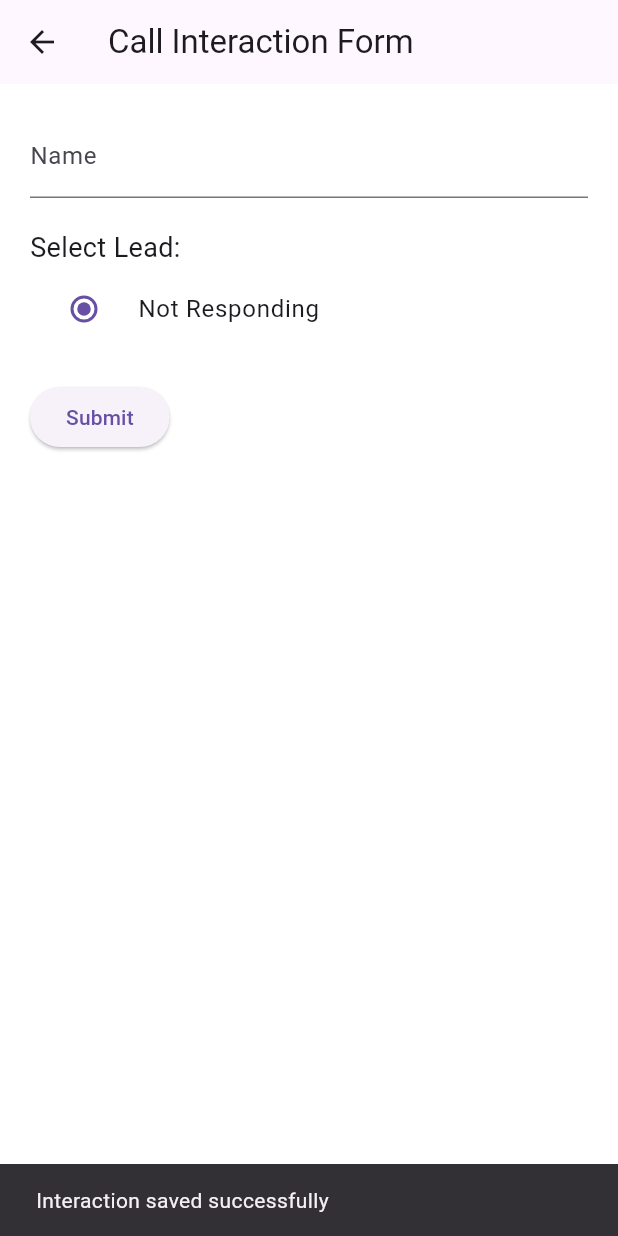
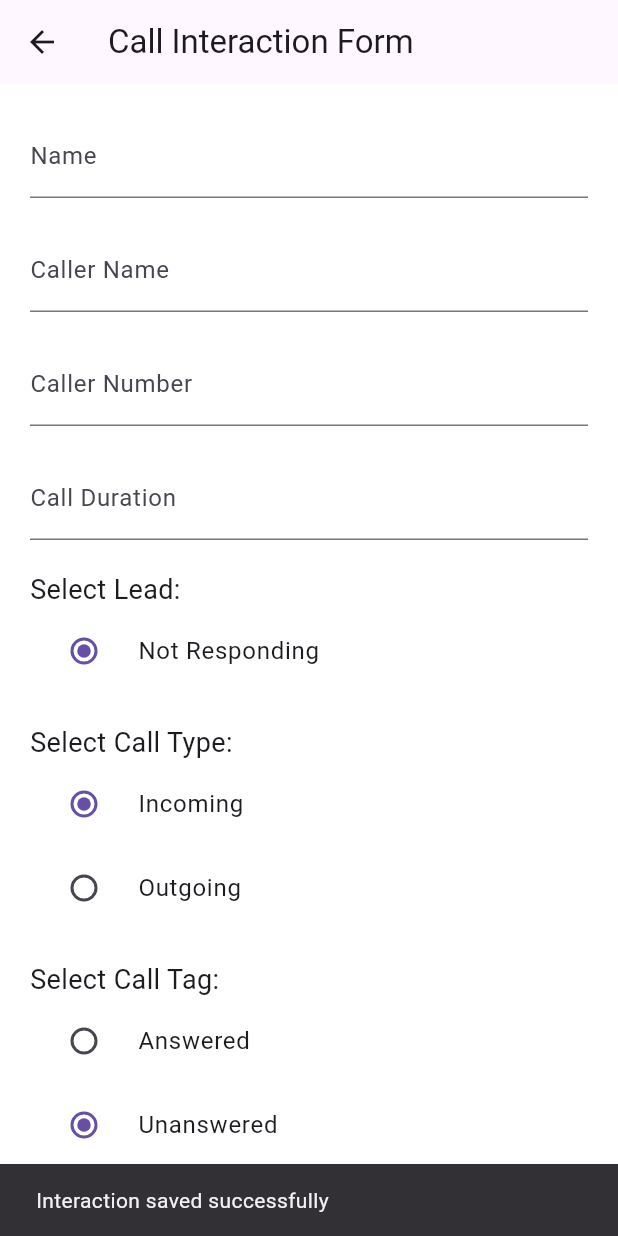
Before and after one commit to CalebVoila/VoilaCall, a Flutter app: the VoilaCallScreen screen opened directly, after a tap on "Submit", on a phone screen of 412 x 824 dp. Run offline on Flutter 3.47's test engine with Material 3 defaults, Android fonts, the phone set to English and light mode, and no system bars; our stand-ins replace pie_chart, shared_preferences, sqflite; missing offline and left inert: call_log, flutter_phone_direct_caller; accounts and stored records are empty.

Commit message:
duration

```diff
--- a/lib/screens/voila_call_screen.dart
+++ b/lib/screens/voila_call_screen.dart
@@ -1,5 +1,6 @@
 import 'package:flutter/material.dart';
 import 'package:voila_call_dummy/widgets/database_helper.dart';
+import 'package:call_log/call_log.dart';
 
 class VoilaCallScreen extends StatefulWidget {
   final String phoneNumber;
@@ -19,6 +20,56 @@ class _VoilaCallScreenState extends State<VoilaCallScreen> {
   String selectedCallType = 'incoming';
   String selectedCallTag = 'unanswered';
   TextEditingController nameController = TextEditingController();
+  TextEditingController callerNameController = TextEditingController();
+  TextEditingController callerNumberController = TextEditingController();
+  TextEditingController callDurationController = TextEditingController();
+  int duration = 0;
+
+  @override
+  void initState() {
+    super.initState();
+    fetchCallerInfo(widget.phoneNumber);
+    fetchCallDuration();
+  }
+
+  Future<void> fetchCallerInfo(String phoneNumber) async {
+    try {
+      final callerInfo = await fetchCallerInfoFromAPI(phoneNumber);
+      callerNameController.text = callerInfo['name'] ?? '';
+      callerNumberController.text = callerInfo['number'] ?? '';
+    } catch (e) {
+      print('Error fetching caller info: $e');
+      callerNameController.text = 'Unknown';
+      callerNumberController.text = 'Unknown';
+    }
+  }
+
+  Future<void> fetchCallDuration() async {
+    try {
+      Iterable<CallLogEntry> callLogs = await CallLog.query(
+        dateFrom: DateTime.now().subtract(Duration(days: 1)).millisecondsSinceEpoch,
+        dateTo: DateTime.now().millisecondsSinceEpoch,
+      );
+      if (callLogs.isNotEmpty) {
+        CallLogEntry latestCall = callLogs.first;
+        duration = latestCall.duration ?? 0;
+        callDurationController.text = '$duration seconds';
+      } else {
+        callDurationController.text = '0 seconds';
+      }
+    } catch (e) {
+      print('Error fetching call duration: $e');
+      callDurationController.text = '0 seconds';
+    }
+  }
+
+  Future<Map<String, String>> fetchCallerInfoFromAPI(String phoneNumber) async {
+    // Placeholder for actual API call implementation
+    return {
+      'name': 'John Doe',
+      'number': '+1 (555) 1234567',
+    };
+  }
 
   @override
   Widget build(BuildContext context) {
@@ -34,6 +85,27 @@ class _VoilaCallScreenState extends State<VoilaCallScreen> {
             TextField(
               controller: nameController,
               decoration: InputDecoration(labelText: 'Name'),
+            ),
+            SizedBox(height: 20),
+            TextField(
+              controller: callerNameController,
+              decoration: InputDecoration(labelText: 'Caller Name'),
+            ),
+            SizedBox(height: 20),
+            TextField(
+              controller: callerNumberController,
+              decoration: InputDecoration(
+                labelText: 'Caller Number',
+                hintText: widget.phoneNumber,
+              ),
+            ),
+            SizedBox(height: 20),
+            TextField(
+              controller: callDurationController,
+              decoration: InputDecoration(
+                labelText: 'Call Duration',
+                hintText: '$duration seconds',
+              ),
             ),
             SizedBox(height: 20),
             Text('Select Lead:', style: TextStyle(fontSize: 18)),
@@ -53,36 +125,92 @@ class _VoilaCallScreenState extends State<VoilaCallScreen> {
               ],
             ),
             SizedBox(height: 20),
+            Text('Select Call Type:', style: TextStyle(fontSize: 18)),
+            Column(
+              children: [
+                RadioListTile(
+                  title: Text('Incoming'),
+                  value: 'incoming',
+                  groupValue: selectedCallType,
+                  onChanged: (value) {
+                    setState(() {
+                      selectedCallType = value.toString();
+                    });
+                  },
+                ),
+                RadioListTile(
+                  title: Text('Outgoing'),
+                  value: 'outgoing',
+                  groupValue: selectedCallType,
+                  onChanged: (value) {
+                    setState(() {
+                      selectedCallType = value.toString();
+                    });
+                  },
+                ),
+              ],
+            ),
+            SizedBox(height: 20),
+            Text('Select Call Tag:', style: TextStyle(fontSize: 18)),
+            Column(
+              children: [
+                RadioListTile(
+                  title: Text('Answered'),
+                  value: 'answered',
+                  groupValue: selectedCallTag,
+                  onChanged: (value) {
+                    setState(() {
+                      selectedCallTag = value.toString();
+                    });
+                  },
+                ),
+                RadioListTile(
+                  title: Text('Unanswered'),
+                  value: 'unanswered',
+                  groupValue: selectedCallTag,
+                  onChanged: (value) {
+                    setState(() {
+                      selectedCallTag = value.toString();
+                    });
+                  },
+                ),
+              ],
+            ),
+            SizedBox(height: 20),
             ElevatedButton(
               onPressed: () async {
                 String name = nameController.text;
-                String phoneNumber = widget.phoneNumber;
+                String callerName = callerNameController.text;
+                String callerNumber = callerNumberController.text.isNotEmpty
+                    ? callerNumberController.text
+                    : widget.phoneNumber;
+                String callDuration = callDurationController.text;
 
-                // Prepare interaction data
                 Map<String, dynamic> interaction = {
                   'client_slug': selectedLead,
                   'name': name,
-                  'phone': phoneNumber,
+                  'caller_name': callerName,
+                  'phone': callerNumber,
                   'interaction_date': DateTime.now().toString(),
                   'interaction_type': selectedCallType,
                   'interaction_tag': selectedCallTag,
-                  'duration_hours': widget.callDuration ~/ 3600,
-                  'duration_minutes': (widget.callDuration % 3600) ~/ 60,
-                  'duration_seconds': widget.callDuration % 60,
+                  'duration_hours': duration ~/ 3600,
+                  'duration_minutes': (duration % 3600) ~/ 60,
+                  'duration_seconds': duration % 60,
                 };
 
-                // Insert interaction into database
                 await DatabaseHelper.insertInteraction(interaction);
 
-                // Clear form fields
                 nameController.clear();
+                callerNameController.clear();
+                callerNumberController.clear();
+                callDurationController.clear();
                 setState(() {
                   selectedLead = 'not responding';
                   selectedCallType = 'incoming';
                   selectedCallTag = 'unanswered';
                 });
 
-                // Show success message
                 ScaffoldMessenger.of(context).showSnackBar(
                   SnackBar(
                     content: Text('Interaction saved successfully'),
```
Also changed, not shown: pubspec.lock.
